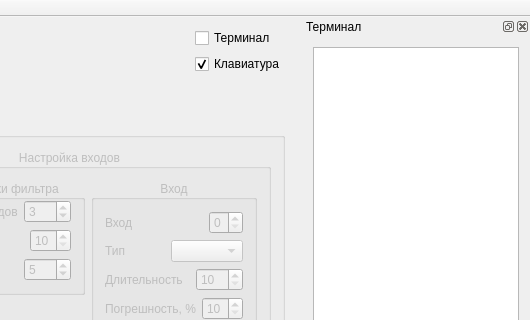
Qt form mainwindow.ui (vlarry/emulator) before a commit; both pictures show x 527 to 1057 and y 0 to 320 of the 1057 by 770 pixel window.
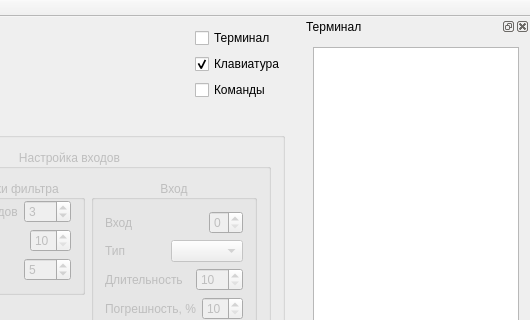
The same form after that commit. Icons and pictures are not drawn. Custom widgets are drawn as their Qt base class.

Commit message: Добавление панели со списком команд и реализация отправки команды устройству по двойному клику; Сохранение/восстановление настроек видимости окна команд.

What changed in the file:
```diff
--- a/mainwindow.ui
+++ b/mainwindow.ui
@@ -168,6 +168,13 @@
           </property>
          </widget>
         </item>
+        <item>
+         <widget class="QCheckBox" name="cbCommand">
+          <property name="text">
+           <string>Команды</string>
+          </property>
+         </widget>
+        </item>
         <item>
          <spacer name="verticalSpacer_3">
           <property name="orientation">
```
The commit also changes 9 other files.
